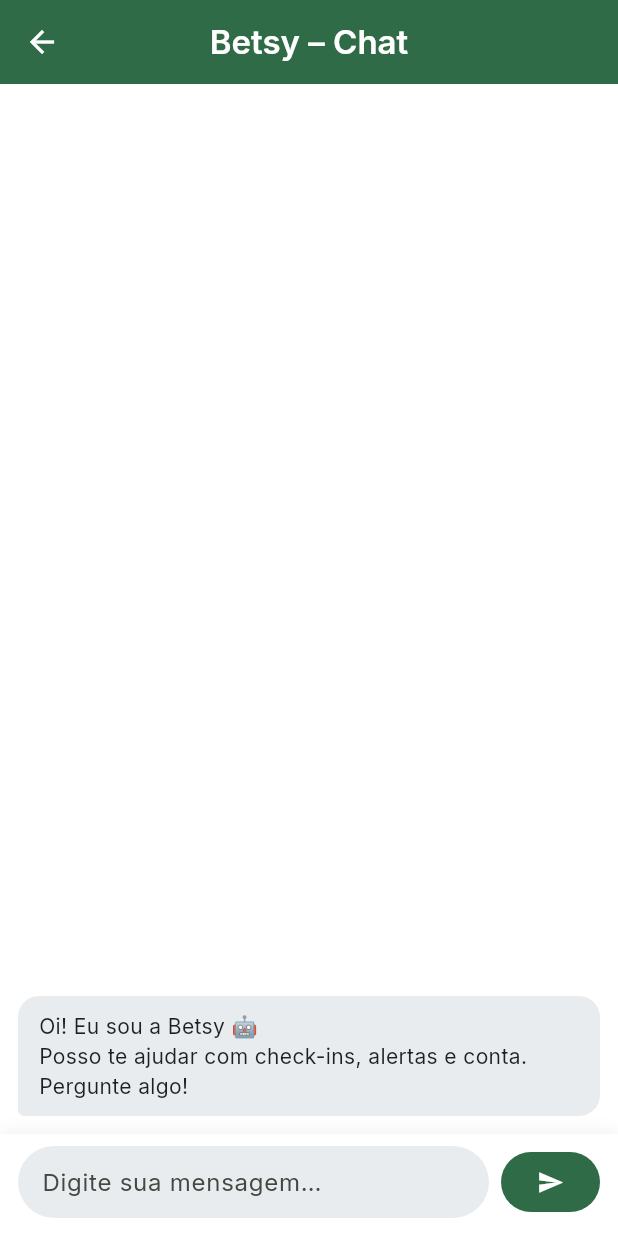
After one commit to Leonardo2106/betsy-mobile, a Flutter app: the ChatPage screen opened by its route, on a phone screen of 412 x 824 dp. The commit adds this screen. Run offline on Flutter 3.47's test engine with Material 3 defaults, Android fonts, the light colour scheme and no system bars; our stand-ins replace cloud_firestore, firebase_auth, firebase_core, google_fonts; accounts and stored records are empty; project files that could hold a hidden picture were left out.

Commit message:
chatbot brain structure

```diff
--- a/lib/main.dart
+++ b/lib/main.dart
@@ -1,3 +1,4 @@
+import 'package:betsy/services/notifications_service.dart';
 import 'package:flutter/material.dart';
 import 'package:google_fonts/google_fonts.dart';
 
@@ -25,7 +26,6 @@ Future<void> main() async {
     FlutterError.presentError(details);
     debugPrint('FlutterError: ${details.exceptionAsString()}\n${details.stack}');
   };
-
   runApp(const BetsyApp());
 }
 
@@ -78,6 +78,7 @@ class BetsyApp extends StatelessWidget {
         // Services
         '/checkin': (_) => const CheckInPage(),
         '/checkin-history': (_) => const CheckInHistoryPage(),
+        '/chat': (_) => const ChatPage(),
       },
     );
   }
@@ -88,7 +89,7 @@ class AuthGate extends StatelessWidget {
 
   @override
   Widget build(BuildContext context) {
-    // Se o firebase não estiver disponível, caímos no login sem morrer.
+    // Se o firebase não estiver disponível, cai no login sem morrer.
     try {
       return StreamBuilder<User?>(
         stream: FirebaseAuth.instance.authStateChanges(),
--- /dev/null
+++ b/lib/pages/chatbot_page.dart
@@ -0,0 +1,240 @@
+import 'package:flutter/material.dart';
+import '../ui/ui.dart';
+import 'dart:math';
+
+class ChatPage extends StatefulWidget {
+  const ChatPage({super.key});
+  @override
+  State<ChatPage> createState() => _ChatPageState();
+}
+
+class _ChatPageState extends State<ChatPage> {
+  final _ctrl = TextEditingController();
+  final List<_Msg> _messages = <_Msg>[
+    _Msg(text: 'Oi! Eu sou a Betsy 🤖\nPosso te ajudar com check-ins, alertas e conta. Pergunte algo!', fromUser: false),
+  ];
+  bool _sending = false;
+
+  @override
+  void dispose() {
+    _ctrl.dispose();
+    super.dispose();
+  }
+
+  Future<void> _send() async {
+    final text = _ctrl.text.trim();
+    if (text.isEmpty || _sending) return;
+    setState(() {
+      _messages.add(_Msg(text: text, fromUser: true));
+      _sending = true;
+      _ctrl.clear();
+    });
+    await Future.delayed(const Duration(milliseconds: 250));
+    final reply = ChatBrain.reply(text);
+    setState(() {
+      _messages.add(_Msg(text: reply, fromUser: false));
+      _sending = false;
+    });
+  }
+
+  @override
+  Widget build(BuildContext context) {
+    return Scaffold(
+      appBar: AppBar(backgroundColor: kGreen, foregroundColor: Colors.white, title: const Text('Betsy – Chat')),
+      body: Column(
+        children: [
+          Expanded(
+            child: ListView.separated(
+              padding: const EdgeInsets.all(12),
+              reverse: true,
+              itemCount: _messages.length,
+              separatorBuilder: (_, __) => const SizedBox(height: 8),
+              itemBuilder: (context, i) {
+                final m = _messages[_messages.length - 1 - i];
+                return _Bubble(msg: m);
+              },
+            ),
+          ),
+          SafeArea(
+            top: false,
+            child: Container(
+              padding: const EdgeInsets.fromLTRB(12, 8, 12, 12),
+              decoration: BoxDecoration(color: Colors.white, boxShadow: [
+                BoxShadow(color: Colors.black.withOpacity(.05), blurRadius: 8, offset: const Offset(0, -2)),
+              ]),
+              child: Row(
+                children: [
+                  Expanded(
+                    child: Container(
+                      decoration: BoxDecoration(color: kTile, borderRadius: BorderRadius.circular(999)),
+                      padding: const EdgeInsets.symmetric(horizontal: 16),
+                      child: TextField(
+                        controller: _ctrl,
+                        textInputAction: TextInputAction.send,
+                        onSubmitted: (_) => _send(),
+                        decoration: const InputDecoration(border: InputBorder.none, hintText: 'Digite sua mensagem…'),
+                      ),
+                    ),
+                  ),
+                  const SizedBox(width: 8),
+                  FilledButton(
+                    style: FilledButton.styleFrom(backgroundColor: kGreen, foregroundColor: Colors.white),
+                    onPressed: _sending ? null : _send,
+                    child: const Icon(Icons.send),
+                  ),
+                ],
+              ),
+            ),
+          ),
+        ],
+      ),
+    );
+  }
+}
+
+class _Msg {
+  _Msg({required this.text, required this.fromUser});
+  final String text;
+  final bool fromUser;
+}
+
+class _Bubble extends StatelessWidget {
+  const _Bubble({required this.msg});
+  final _Msg msg;
+
+  @override
+  Widget build(BuildContext context) {
+    final isUser = msg.fromUser;
+    final color = isUser ? kGreen : kTile;
+    final fg = isUser ? Colors.white : Colors.black87;
+
+    return Row(
+      mainAxisAlignment: isUser ? MainAxisAlignment.end : MainAxisAlignment.start,
+      children: [
+        Flexible(
+          child: Container(
+            constraints: const BoxConstraints(maxWidth: 520),
+            padding: const EdgeInsets.symmetric(horizontal: 14, vertical: 10),
+            decoration: BoxDecoration(
+              color: color,
+              borderRadius: BorderRadius.only(
+                topLeft: const Radius.circular(14),
+                topRight: const Radius.circular(14),
+                bottomLeft: Radius.circular(isUser ? 14 : 4),
+                bottomRight: Radius.circular(isUser ? 4 : 14),
+              ),
+            ),
+            child: Text(msg.text, style: TextStyle(color: fg)),
+          ),
+        ),
+      ],
+    );
+  }
+}
+
+class ChatBrain {
+  static final _rng = Random();
+
+  // respostas acolhedoras
+  static const _gratitudeReplies = [
+    'Imagina! 😊 Fico feliz em ajudar.',
+    'De nada! Se precisar, estou por aqui ❤️',
+    'Que bom poder ajudar! Como você está se sentindo hoje?',
+    'Disponha 🙌 Se quiser, posso te guiar até o check-in.',
+  ];
+
+  // frases para quando está bem
+  static const _feelGoodReplies = [
+    'Que ótimo saber! 😊 Quer registrar isso no seu check-in de hoje? Vá em: Menu → “Morning Check-in”.',
+    'Fico muito feliz por você estar bem! 💚 Se quiser, anote no check-in para manter o histórico.',
+    'Maravilha! 😄 Registrar no check-in ajuda a acompanhar seus dias bons.',
+  ];
+
+  // frases para quando está mal
+  static const _feelBadReplies = [
+    'Sinto muito que não esteja bem 😔. Se quiser, podemos registrar no check-in e deixar uma notinha.',
+    'Obrigado por compartilhar 💛. Tente respirar fundo. Quer anotar isso no check-in?',
+    'Estou aqui com você. Se preferir, faça um check-in rápido para acompanhar como está se sentindo.',
+  ];
+
+  static final List<_QA> _kb = [
+    _QA(
+      patterns: ['oi', 'olá', 'ola', 'bom dia', 'boa tarde', 'boa noite'],
+      answer: 'Oi! Eu sou a Betsy 🤖. Posso ajudar com:\n• Check-ins matinais\n• Lembretes (depois)\n• Conta/perfil\nComo posso ajudar?',
+    ),
+    _QA(
+      patterns: ['check-in', 'check in', 'checkin', 'matinal', 'manhã'],
+      answer: 'Para fazer o check-in: Menu → “Morning Check-in”. Quer abrir agora? (Toque em “Check-in” na Home 😉)',
+    ),
+    _QA(
+      patterns: ['login', 'logar', 'entrar', 'senha', 'conta', 'registrar', 'cadastro'],
+      answer: 'Login em duas etapas: 1) Email, 2) Senha. Para criar conta: “Create account”. Esqueceu a senha? Use “Forgot password”.',
+    ),
+    _QA(
+      patterns: ['histórico', 'historico', 'ver check-ins', 'meus check-ins'],
+      answer: 'Veja o histórico em: Menu → “Check-in History”.',
+    ),
+    _QA(
+      patterns: ['ajuda', 'help', 'suporte'],
+      answer: 'Claro! Me diga o que você quer fazer que eu explico como chegar.',
+    ),
+  ];
+
+  static String reply(String userText) {
+    final t = _norm(userText);
+
+    // agradecimentos
+    if (_containsAny(t, [
+      'obrigado','brigado','obg','obgd','valeu','vlw','muito obrigado','agradecido','thanks','thank you'
+    ])) {
+      return _pick(_gratitudeReplies);
+    }
+
+    // respostas positivas
+    if (_containsAny(t, [
+      'me sinto bem','estou bem','to bem','tô bem','me sinto melhor','estou melhor',
+      'me sinto otimo','me sinto ótimo','estou otimo','estou ótimo','me sinto feliz','estou feliz',
+    ])) {
+      return _pick(_feelGoodReplies);
+    }
+
+    // respostas negativas
+    if (_containsAny(t, [
+      'me sinto mal','estou mal','to mal','tô mal','triste','cansado','cansada','ansioso','ansiosa','com dor'
+    ])) {
+      return _pick(_feelBadReplies);
+    }
+
+    // base de conhecimento simples por palavras chave
+    int best = 0;
+    String? out;
+    for (final qa in _kb) {
+      final s = qa.patterns.where((p) => t.contains(p)).length;
+      if (s > best) { best = s; out = qa.answer; }
+    }
+
+    return (best > 0 && out != null)
+        ? out
+        : 'Não entendi 🤔. Tente: “Como faço o check-in?” ou “Quero ver meu histórico”.';
+  }
+
+  static String _norm(String s) {
+    final lower = s.toLowerCase().trim();
+    const from = 'áàãâäéèêëíìîïóòõôöúùûüç';
+    const to   = 'aaaaaeeeeiiiiooooouuuuc';
+    var out = lower;
+    for (var i = 0; i < from.length; i++) { out = out.replaceAll(from[i], to[i]); }
+    return out;
+  }
+
+  static bool _containsAny(String text, List<String> needles) {
+    for (final n in needles) {
+      if (text.contains(n)) return true;
+    }
+    return false;
+  }
+
+  static String _pick(List<String> xs) => xs[_rng.nextInt(xs.length)];
+}
+
+class _QA { _QA({required this.patterns, required this.answer}); final List<String> patterns; final String answer; }
--- a/lib/pages/connection_page.dart
+++ b/lib/pages/connection_page.dart
@@ -10,7 +10,7 @@ class ConnectionPage extends StatelessWidget {
       title: 'Connection',
       children: const [
         Divider(height: 1),
-        ListTile(title: Text('Wi-Fi')),
+        ListTile(title: Text('Connection')),
         Divider(height: 1),
         ListTile(title: Text('Bluetooth')),
         Divider(height: 1),
--- a/lib/pages/home_page.dart
+++ b/lib/pages/home_page.dart
@@ -30,6 +30,7 @@ class HomePage extends StatelessWidget {
               TileButton(icon: Icons.wifi_tethering, label: 'Connection', onTap: () => Navigator.pushNamed(context, '/connection')),
               // TileButton(icon: Icons.build_outlined, label: 'Tools', onTap: () {}),
               TileButton(icon: Icons.error_outline, label: 'Alert', onTap: () => Navigator.pushNamed(context, '/alert')),
+              TileButton(icon: Icons.chat_bubble, label: 'Betsy', onTap: () => Navigator.pushNamed(context, '/chat')),
             ],
           ),
         ),
--- a/lib/pages/pages.dart
+++ b/lib/pages/pages.dart
@@ -15,3 +15,4 @@ export 'alert_page.dart';
 
 export 'checkin_page.dart';
 export 'checkin_history_page.dart';
+export 'chatbot_page.dart';
```
Also changed, not shown: lib/services/notifications_service.dart (added), 1 other file.
